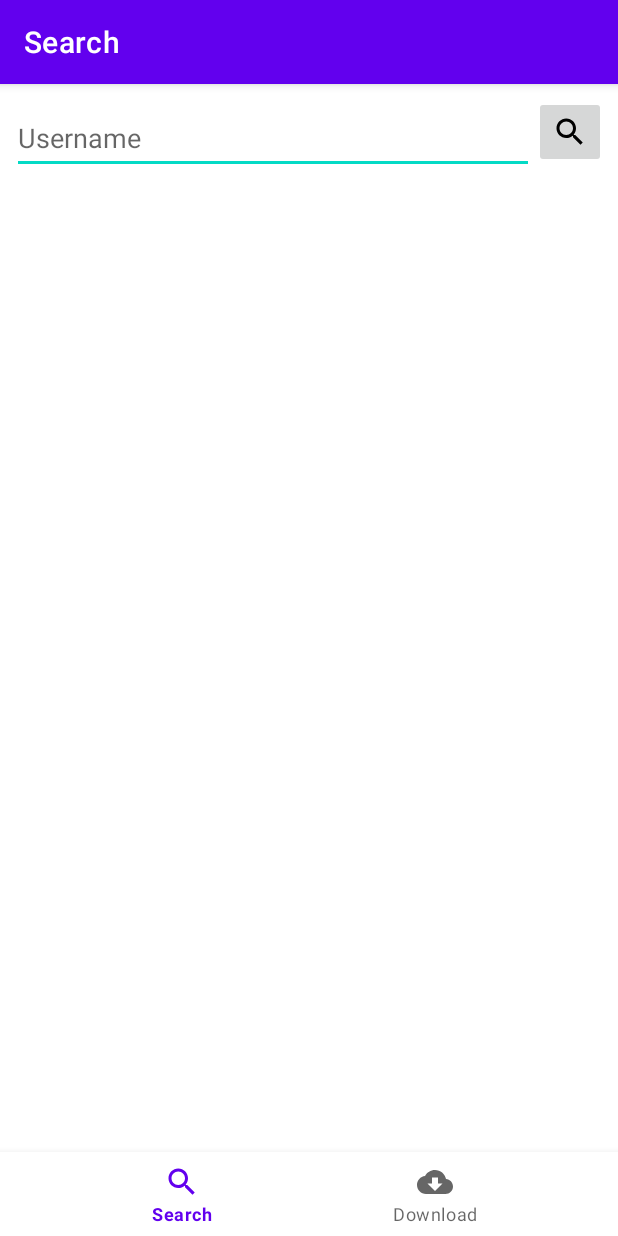
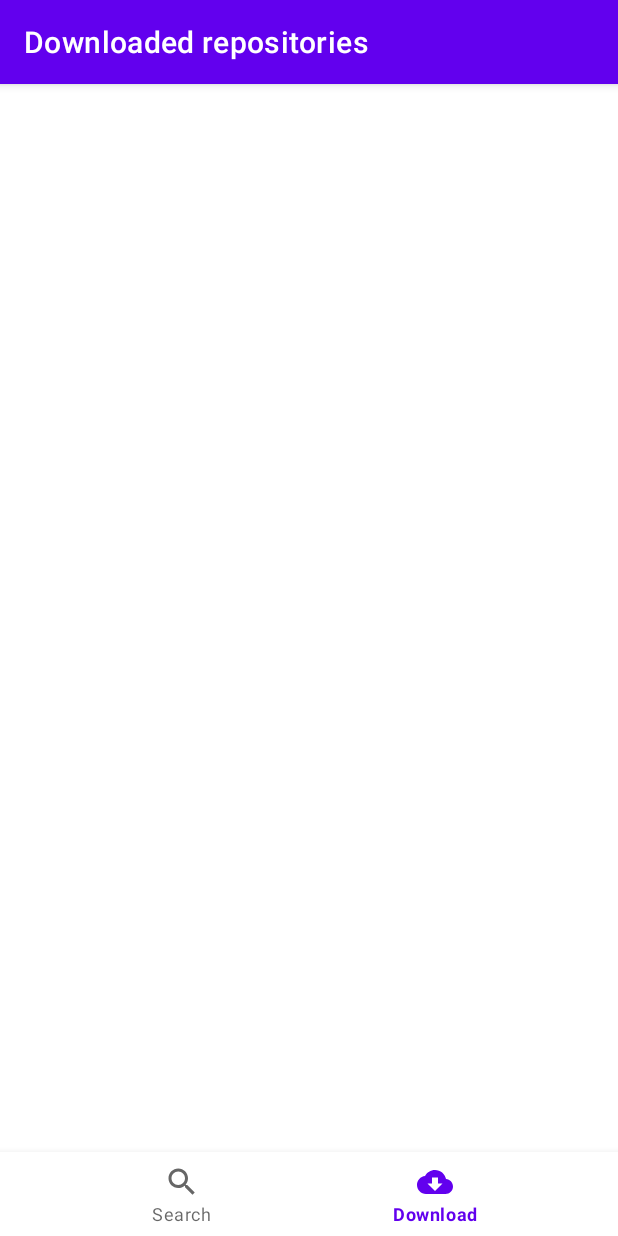
Before and after one commit to sergeyDev537/GitHubUserRepos, an Android app: the screen it shows after launch (MainActivity), item 2 of the bottom bar chosen, on a phone screen of 412 x 824 dp. Run offline under Robolectric (Android 15) with nearby library versions, the phone set to English and light mode, and no system bars; our stand-ins replace Room's generated code, navigation-ui; 2 statements that could not run were skipped.

Commit message:
Created function for add item in db & show list downloaded repositories

```diff
--- a/app/src/main/java/com/example/githubuserrepos/data/UserRepositoryImpl.kt
+++ b/app/src/main/java/com/example/githubuserrepos/data/UserRepositoryImpl.kt
@@ -37,7 +37,7 @@ class UserRepositoryImpl(private val application: Application) : UserRepository
         return listRepositories
     }
 
-    override suspend fun getDownloadedListRepository(): LiveData<List<RepositoryEntity>> =
+    override fun getDownloadedListRepository(): LiveData<List<RepositoryEntity>> =
         Transformations.map(repositoryDao.getListRepositories()) {
             repositoryMapper.mapListDbModelToListEntity(it)
         }
--- a/app/src/main/java/com/example/githubuserrepos/data/database/dao/RepositoryDao.kt
+++ b/app/src/main/java/com/example/githubuserrepos/data/database/dao/RepositoryDao.kt
@@ -14,6 +14,6 @@ interface RepositoryDao {
     fun getListRepositories(): LiveData<List<RepositoryDbModel>>
 
     @Insert(onConflict = OnConflictStrategy.REPLACE)
-    fun addRepositoryItem(repositoryDbModel: RepositoryDbModel)
+    suspend fun addRepositoryItem(repositoryDbModel: RepositoryDbModel)
 
 }
--- a/app/src/main/java/com/example/githubuserrepos/domain/repositories/UserRepository.kt
+++ b/app/src/main/java/com/example/githubuserrepos/domain/repositories/UserRepository.kt
@@ -7,7 +7,7 @@ interface UserRepository {
 
     suspend fun getListRepository(username: String): List<RepositoryEntity>
 
-    suspend fun getDownloadedListRepository(): LiveData<List<RepositoryEntity>>
+    fun getDownloadedListRepository(): LiveData<List<RepositoryEntity>>
 
     suspend fun downloadRepositoryUseCase(repositoryEntity: RepositoryEntity): Long
 
--- a/app/src/main/java/com/example/githubuserrepos/domain/usecases/GetDownloadedListRepositoryUseCase.kt
+++ b/app/src/main/java/com/example/githubuserrepos/domain/usecases/GetDownloadedListRepositoryUseCase.kt
@@ -6,7 +6,7 @@ import com.example.githubuserrepos.domain.repositories.UserRepository
 
 class GetDownloadedListRepositoryUseCase(private val userRepository: UserRepository) {
 
-    suspend operator fun invoke(): LiveData<List<RepositoryEntity>> {
+    operator fun invoke(): LiveData<List<RepositoryEntity>> {
         return userRepository.getDownloadedListRepository()
     }
 
--- /dev/null
+++ b/app/src/main/java/com/example/githubuserrepos/presentation/fragments/ListDbFragment.kt
@@ -0,0 +1,55 @@
+package com.example.githubuserrepos.presentation.fragments
+
+import android.os.Bundle
+import androidx.fragment.app.Fragment
+import android.view.LayoutInflater
+import android.view.View
+import android.view.ViewGroup
+import androidx.fragment.app.activityViewModels
+import androidx.navigation.fragment.findNavController
+import com.example.githubuserrepos.R
+import com.example.githubuserrepos.databinding.FragmentListDbBinding
+import com.example.githubuserrepos.presentation.adapters.UserRepositoriesAdapter
+import com.example.githubuserrepos.presentation.viewModels.RepositoryViewModel
+
+class ListDbFragment : Fragment() {
+
+    private val repositoryViewModel: RepositoryViewModel by activityViewModels()
+
+    private val userRepositoryAdapter by lazy {
+        UserRepositoriesAdapter()
+    }
+
+    private var _binding: FragmentListDbBinding? = null
+    private val binding: FragmentListDbBinding
+        get() = _binding ?: throw RuntimeException("FragmentListDbBinding is null")
+
+    override fun onCreateView(
+        inflater: LayoutInflater, container: ViewGroup?,
+        savedInstanceState: Bundle?
+    ): View {
+        _binding = FragmentListDbBinding.inflate(inflater, container, false)
+        return binding.root
+    }
+
+    override fun onViewCreated(view: View, savedInstanceState: Bundle?) {
+        super.onViewCreated(view, savedInstanceState)
+        setupAdapter()
+        setObserver()
+    }
+
+    private fun setupAdapter() {
+        binding.rvUserRepositoriesDb.adapter = userRepositoryAdapter
+    }
+
+    private fun setObserver() {
+        repositoryViewModel.listUserRepositoriesDb.observe(viewLifecycleOwner){
+            userRepositoryAdapter.submitList(it)
+        }
+    }
+
+    override fun onDestroyView() {
+        super.onDestroyView()
+        _binding = null
+    }
+}
--- a/app/src/main/java/com/example/githubuserrepos/presentation/viewModels/RepositoryViewModel.kt
+++ b/app/src/main/java/com/example/githubuserrepos/presentation/viewModels/RepositoryViewModel.kt
@@ -12,9 +12,8 @@ import androidx.lifecycle.viewModelScope
 import com.example.githubuserrepos.R
 import com.example.githubuserrepos.data.UserRepositoryImpl
 import com.example.githubuserrepos.domain.entities.RepositoryEntity
-import com.example.githubuserrepos.domain.usecases.DownloadRepositoryUseCase
-import com.example.githubuserrepos.domain.usecases.GetItemRepositoryUseCase
-import com.example.githubuserrepos.domain.usecases.GetListRepositoryUseCase
+import com.example.githubuserrepos.domain.usecases.*
+import kotlinx.coroutines.Dispatchers
 import kotlinx.coroutines.launch
 
 class RepositoryViewModel(
@@ -28,6 +27,9 @@ class RepositoryViewModel(
     private val getListRepositoryUseCase = GetListRepositoryUseCase(userRepository)
     private val getItemRepositoryUseCase = GetItemRepositoryUseCase(userRepository)
     private val downloadRepositoryUseCase = DownloadRepositoryUseCase(userRepository)
+    private val addRepositoryItemDbUseCase = AddRepositoryItemDbUseCase(userRepository)
+    private val getDownloadedListRepositoryUseCase =
+        GetDownloadedListRepositoryUseCase(userRepository)
 
     private var _listUserRepositories = MutableLiveData<List<RepositoryEntity>>()
     val listUserRepositories: LiveData<List<RepositoryEntity>>
@@ -53,9 +55,20 @@ class RepositoryViewModel(
     val itemRepositoryError: LiveData<String>
         get() = _itemRepositoryError
 
-    private var _statusDownload = MutableLiveData<String>()
+    private var _statusDownload = SingleLiveEvent<String>()
     val statusDownload: LiveData<String>
         get() = _statusDownload
+
+    private var _startDownload = MutableLiveData<Unit>()
+    val startDownload: LiveData<Unit>
+        get() = _startDownload
+
+    private var _endDownload = MutableLiveData<Unit>()
+    val endDownload: LiveData<Unit>
+        get() = _endDownload
+
+
+    val listUserRepositoriesDb = getDownloadedListRepositoryUseCase.invoke()
 
     fun getListUserRepositories(username: String) {
         if (parseUserName(username)) {
@@ -86,17 +99,17 @@ class RepositoryViewModel(
         return username.isNotEmpty()
     }
 
-    fun getItemRepository(id: Int){
+    fun getItemRepository(id: Int) {
         try {
             _itemRepository.value = getItemRepositoryUseCase.invoke(id)
-        }
-        catch (e: Exception){
+        } catch (e: Exception) {
             _itemRepositoryError.value = e.message
         }
     }
 
-    fun downloadRepository(repositoryEntity: RepositoryEntity){
-        viewModelScope.launch {
+    fun downloadRepository(repositoryEntity: RepositoryEntity) {
+        viewModelScope.launch(Dispatchers.IO) {
+            startDownloadAndSaveDb()
             val dm = context.getSystemService(Context.DOWNLOAD_SERVICE) as DownloadManager
             val downloadId = downloadRepositoryUseCase.invoke(repositoryEntity)
             val query = DownloadManager.Query().setFilterById(downloadId)
@@ -131,7 +144,7 @@ class RepositoryViewModel(
             val msg: String = statusMessage(status)
             if (msg != lastMsg) {
                 lastMsg = msg
-                _statusDownload.value = lastMsg
+                _statusDownload.postValue(lastMsg)
             }
             cursor.close()
         }
@@ -140,7 +153,9 @@ class RepositoryViewModel(
 
     private fun statusMessage(status: Int): String {
         val msg: String = when (status) {
-            DownloadManager.STATUS_FAILED -> context.getString(R.string.download_failed)
+            DownloadManager.STATUS_FAILED -> {
+                context.getString(R.string.download_failed)
+            }
             DownloadManager.STATUS_PAUSED -> context.getString(R.string.download_paused)
             DownloadManager.STATUS_PENDING -> context.getString(R.string.download_pending)
             DownloadManager.STATUS_RUNNING -> context.getString(R.string.downloading)
@@ -150,5 +165,19 @@ class RepositoryViewModel(
         return msg
     }
 
+    fun addItemInDb(repositoryEntity: RepositoryEntity) {
+        viewModelScope.launch(Dispatchers.IO) {
+            addRepositoryItemDbUseCase.invoke(repositoryEntity)
+            endDownloadAndSaveDb()
+        }
+    }
+
+    private fun startDownloadAndSaveDb() {
+        _startDownload.postValue(Unit)
+    }
+
+    private fun endDownloadAndSaveDb() {
+        _endDownload.postValue(Unit)
+    }
 
 }
--- /dev/null
+++ b/app/src/main/res/layout/fragment_list_db.xml
@@ -0,0 +1,20 @@
+<?xml version="1.0" encoding="utf-8"?>
+<androidx.constraintlayout.widget.ConstraintLayout xmlns:android="http://schemas.android.com/apk/res/android"
+    xmlns:tools="http://schemas.android.com/tools"
+    android:layout_width="match_parent"
+    android:layout_height="match_parent"
+    xmlns:app="http://schemas.android.com/apk/res-auto"
+    tools:context=".presentation.fragments.ListDbFragment">
+
+    <androidx.recyclerview.widget.RecyclerView
+        android:id="@+id/rv_user_repositories_db"
+        android:layout_width="match_parent"
+        android:layout_height="0dp"
+        app:layoutManager="androidx.recyclerview.widget.LinearLayoutManager"
+        app:layout_constraintBottom_toBottomOf="parent"
+        app:layout_constraintEnd_toEndOf="parent"
+        app:layout_constraintStart_toStartOf="parent"
+        app:layout_constraintTop_toTopOf="parent"
+        tools:listitem="@layout/item_user_repository" />
+
+</androidx.constraintlayout.widget.ConstraintLayout>
--- a/app/src/main/res/navigation/repository_navigation.xml
+++ b/app/src/main/res/navigation/repository_navigation.xml
@@ -18,9 +18,14 @@
         android:id="@+id/itemFragment"
         android:name="com.example.githubuserrepos.presentation.fragments.ItemFragment"
         android:label="Item Repository"
-        tools:layout="@layout/fragment_item" >
+        tools:layout="@layout/fragment_item">
         <argument
             android:name="repositoryId"
             app:argType="integer" />
     </fragment>
+    <fragment
+        android:id="@+id/navigation_downloaded_repositories"
+        android:name="com.example.githubuserrepos.presentation.fragments.ListDbFragment"
+        android:label="Downloaded repositories"
+        tools:layout="@layout/fragment_list_db" />
 </navigation>
--- a/app/src/main/res/values/strings.xml
+++ b/app/src/main/res/values/strings.xml
@@ -49,5 +49,4 @@
     <string name="permission_not_granted">Permission not granted</string>
     <string name="file_downloaded">File downloaded</string>
 
-
 </resources>
```
Also changed, not shown: app/src/main/java/com/example/githubuserrepos/presentation/fragments/ItemFragment.kt (+18 -1 lines), app/src/main/java/com/example/githubuserrepos/presentation/viewModels/SingleLiveEvent.kt (added, +25 -0 lines), app/src/main/res/layout/item_user_repository_db.xml (added, +86 -0 lines).
